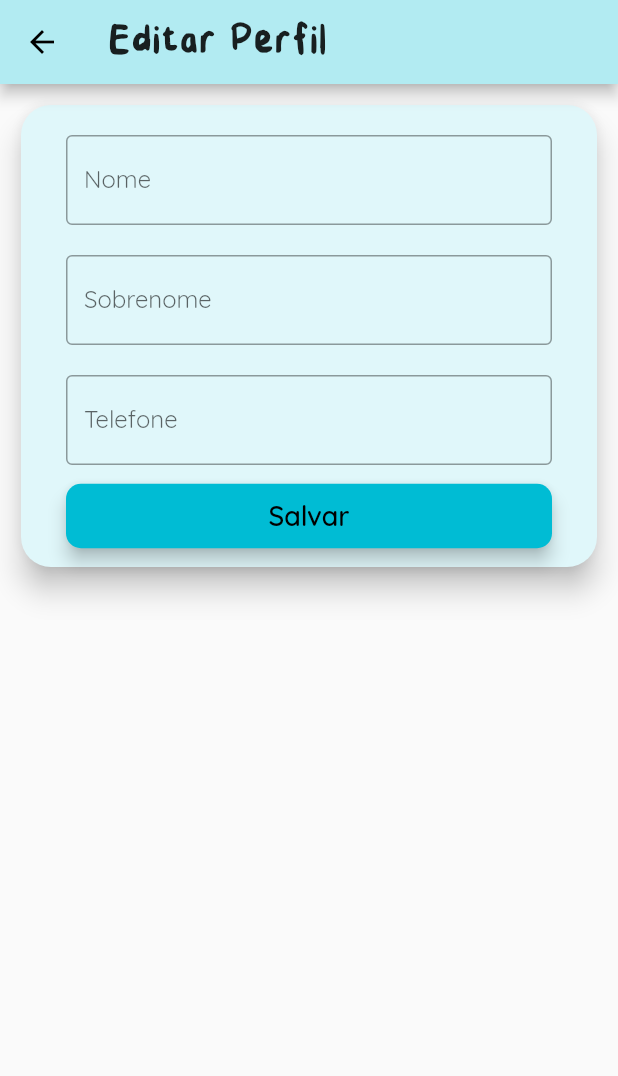
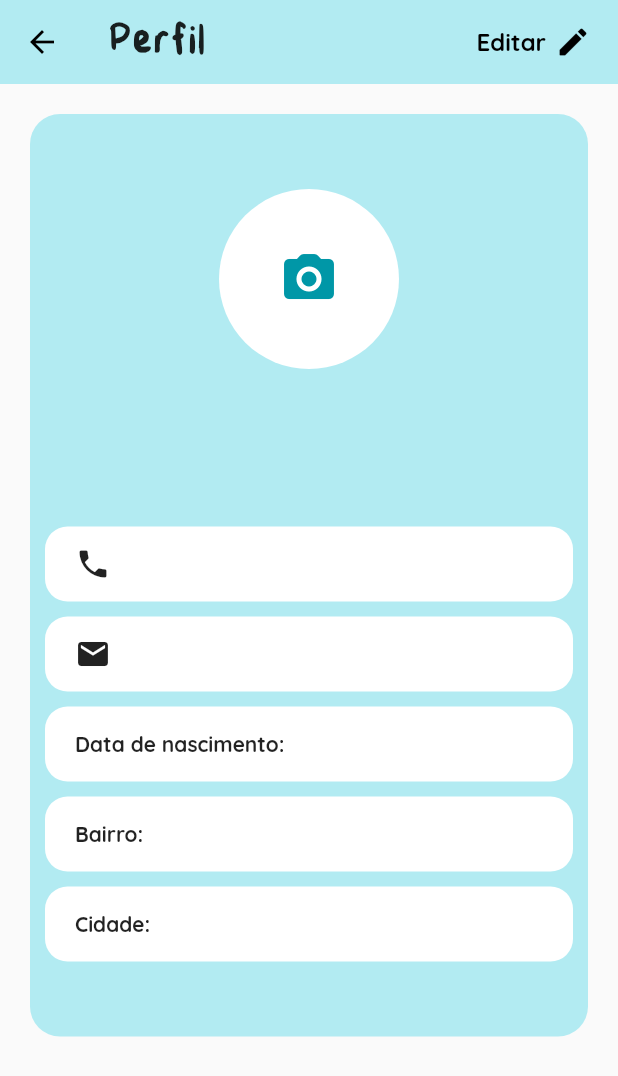
Before and after one commit to dilss/Diet-and-Teeth, a Flutter app: the EditProfilePage screen opened directly, on a phone screen of 412 x 824 dp. Shown: the top 1076 px of the screen. Run offline on Flutter 3.47's test engine with Material 2 defaults, Android fonts, the phone set to English and light mode, and no system bars; our stand-ins replace charts_flutter, cloud_firestore, connectivity, firebase_auth, firebase_core, flare_flutter and 2 more; missing offline and left inert: flutter_rounded_date_picker; accounts and stored records are empty; project files that could hold a hidden picture were left out.

Commit message:
added the profile info page using future buider with nested futures

```diff
--- a/lib/services/api_path.dart
+++ b/lib/services/api_path.dart
@@ -2,5 +2,4 @@ class APIPath {
   static String user(String uid) => 'users/$uid';
   static String diet(String uid, String dietId) => 'users/$uid/diets/$dietId';
   static String diets(String uid) => 'users/$uid/diets';
-  static String userProfile(String uid) => 'users/$uid/userProfile';
 }
--- a/lib/settings_pages/edit_profile_page.dart
+++ /dev/null
@@ -1,88 +0,0 @@
-import 'package:flutter/material.dart';
-
-class EditProfilePage extends StatelessWidget {
-  @override
-  Widget build(BuildContext context) {
-    return Scaffold(
-      appBar: AppBar(
-        title: Text(
-          "Editar Perfil",
-          style: TextStyle(
-            fontSize: 35,
-            fontWeight: FontWeight.bold,
-            fontFamily: 'KidsHandwriting',
-          ),
-        ),
-      ),
-      body: Padding(
-        padding: const EdgeInsets.all(10),
-        child: Card(
-          elevation: 8,
-          color: Colors.cyan.shade50,
-          shape: RoundedRectangleBorder(
-            borderRadius: BorderRadius.circular(20),
-          ),
-          child: SingleChildScrollView(
-            child: Padding(
-              padding: const EdgeInsets.fromLTRB(20, 10, 20, 10),
-              child: Form(
-                child: Column(
-                  crossAxisAlignment: CrossAxisAlignment.stretch,
-                  children: [
-                    Container(
-                      padding: EdgeInsets.all(10),
-                      child: TextFormField(
-                        enabled: true,
-                        decoration: InputDecoration(
-                          border: OutlineInputBorder(),
-                          labelText: 'Nome',
-                        ),
-                      ),
-                    ),
-                    Container(
-                      padding: EdgeInsets.all(10),
-                      child: TextFormField(
-                        enabled: true,
-                        decoration: InputDecoration(
-                          border: OutlineInputBorder(),
-                          labelText: 'Sobrenome',
-                        ),
-                      ),
-                    ),
-                    Container(
-                      padding: EdgeInsets.all(10),
-                      child: TextFormField(
-                        enabled: true,
-                        keyboardType: TextInputType.phone,
-                        decoration: InputDecoration(
-                          border: OutlineInputBorder(),
-                          labelText: 'Telefone',
-                        ),
-                      ),
-                    ),
-                    Padding(
-                      padding: const EdgeInsets.symmetric(horizontal: 10),
-                      child: RaisedButton(
-                        elevation: 5,
-                        onPressed: () {},
-                        child: Padding(
-                          padding: const EdgeInsets.symmetric(vertical: 10),
-                          child: Text(
-                            'Salvar',
-                            style: TextStyle(fontSize: 18),
-                          ),
-                        ),
-                        shape: RoundedRectangleBorder(
-                            borderRadius: BorderRadius.circular(10)),
-                      ),
-                    ),
-                  ],
-                ),
-              ),
-            ),
-          ),
-        ),
-      ),
-    );
-  }
-}
--- a/lib/settings_pages/settings_grid_view.dart
+++ b/lib/settings_pages/settings_grid_view.dart
@@ -1,10 +1,9 @@
 import 'package:diet_and_teeth_app/food_info_pages/grid_item.dart';
 import 'package:diet_and_teeth_app/services/database.dart';
+import 'package:diet_and_teeth_app/settings_pages/colophon_page.dart';
+import 'package:diet_and_teeth_app/user_profile/edit_profile_page.dart';
 import 'package:flutter/material.dart';
 import 'package:provider/provider.dart';
-
-import 'colophon_page.dart';
-import 'edit_profile_page.dart';
 
 class SettingsGridView extends StatelessWidget {
   @override
--- /dev/null
+++ b/lib/user_profile/edit_profile_page.dart
@@ -0,0 +1,116 @@
+import 'package:diet_and_teeth_app/services/auth.dart';
+import 'package:diet_and_teeth_app/services/database.dart';
+import 'package:diet_and_teeth_app/user_profile/profile_info_widget.dart';
+import 'package:diet_and_teeth_app/user_profile/user_profile_model.dart';
+import 'package:firebase_auth/firebase_auth.dart';
+import 'package:flutter/material.dart';
+import 'package:provider/provider.dart';
+
+class EditProfilePage extends StatelessWidget {
+  Future<void> settupUserProfile(BuildContext context,
+      {Database database, User user}) async {
+    try {
+      final exits = await database.userAlreadyCreated();
+      if (!exits) {
+        await database.storeUserData(user: user);
+      }
+    } catch (e) {
+      print(
+          "==================Error setting up the user profile ============================");
+      print(e);
+    }
+  }
+
+  @override
+  Widget build(BuildContext context) {
+    final _database = Provider.of<Database>(context, listen: false);
+    final _user = Provider.of<AuthBase>(context, listen: false).currentUser;
+    settupUserProfile(context, database: _database, user: _user);
+    return Scaffold(
+      appBar: AppBar(
+        elevation: 0,
+        title: Text(
+          "Perfil",
+          style: TextStyle(
+            fontSize: 35,
+            fontWeight: FontWeight.bold,
+            fontFamily: 'KidsHandwriting',
+          ),
+        ),
+        actions: [
+          Padding(
+            padding: const EdgeInsets.all(2.0),
+            child: FlatButton(
+              splashColor: Theme.of(context).primaryColor,
+              child: Row(
+                mainAxisAlignment: MainAxisAlignment.start,
+                children: [
+                  Text(
+                    'Editar',
+                    style: TextStyle(
+                      color: Colors.black,
+                      fontWeight: FontWeight.bold,
+                      fontSize: 16,
+                    ),
+                  ),
+                  SizedBox(
+                    width: 6,
+                  ),
+                  Icon(
+                    Icons.edit_rounded,
+                    color: Colors.black,
+                  ),
+                ],
+              ),
+              onPressed: () => showDialog(
+                context: context,
+                child: Container(),
+              ),
+            ),
+          ),
+        ],
+      ),
+      body: FutureBuilder<UserProfileModel>(
+          // Here we'll wait for the two futures to resolve before building our widget
+          future: settupUserProfile(context, database: _database, user: _user)
+              .then((_) => _database.getUserProfile()),
+          builder: (context, snapshot) {
+            if (snapshot.hasError) {
+              return Center(
+                child: Padding(
+                  padding: const EdgeInsets.symmetric(horizontal: 20),
+                  child: Text(snapshot.error.toString()),
+                ),
+              );
+            }
+            switch (snapshot.connectionState) {
+              case ConnectionState.done:
+                return ProfileInfoWidget(model: snapshot.data);
+                break;
+              case ConnectionState.active:
+              case ConnectionState.waiting:
+                return Center(
+                  child: CircularProgressIndicator(),
+                );
+                break;
+              case ConnectionState.none:
+                return Center(
+                  child: Column(
+                    mainAxisSize: MainAxisSize.min,
+                    mainAxisAlignment: MainAxisAlignment.center,
+                    crossAxisAlignment: CrossAxisAlignment.center,
+                    children: [
+                      Icon(Icons.sentiment_neutral),
+                      Text("Aguardando conexão..."),
+                    ],
+                  ),
+                );
+                break;
+              default:
+                return Container();
+                break;
+            }
+          }),
+    );
+  }
+}
--- /dev/null
+++ b/lib/user_profile/profile_info_widget.dart
@@ -0,0 +1,168 @@
+import 'package:diet_and_teeth_app/user_profile/user_profile_model.dart';
+import 'package:flutter/material.dart';
+
+class ProfileInfoWidget extends StatelessWidget {
+  final UserProfileModel model;
+  const ProfileInfoWidget({Key key, this.model}) : super(key: key);
+
+  @override
+  Widget build(BuildContext context) {
+    final _color = Theme.of(context).primaryColorLight;
+    return Padding(
+      padding: const EdgeInsets.all(20),
+      child: Container(
+        decoration: BoxDecoration(
+          color: _color,
+          borderRadius: BorderRadius.circular(20),
+        ),
+        child: Padding(
+          padding: const EdgeInsets.symmetric(horizontal: 10, vertical: 50),
+          child: SingleChildScrollView(
+            child: Column(
+              children: [
+                CircleAvatar(
+                  radius: 60,
+                  backgroundColor: Colors.white,
+                  child: Icon(
+                    Icons.camera_alt_rounded,
+                    size: 40,
+                  ),
+                ),
+                SizedBox(
+                  height: 50,
+                ),
+                Text(
+                  "${model.name} ${model.surname}",
+                  style: TextStyle(
+                    fontSize: 30,
+                    fontWeight: FontWeight.bold,
+                    fontFamily: 'KidsHandwriting',
+                  ),
+                ),
+                SizedBox(
+                  height: 30,
+                ),
+                Container(
+                  height: 50,
+                  decoration: BoxDecoration(
+                    color: Colors.white,
+                    borderRadius: BorderRadius.circular(15),
+                  ),
+                  child: Row(
+                    children: [
+                      SizedBox(
+                        width: 20,
+                      ),
+                      Icon(Icons.phone),
+                      SizedBox(
+                        width: 20,
+                      ),
+                      Text(model.cellPhone),
+                    ],
+                  ),
+                ),
+                SizedBox(
+                  height: 10,
+                ),
+                Container(
+                  height: 50,
+                  decoration: BoxDecoration(
+                    color: Colors.white,
+                    borderRadius: BorderRadius.circular(15),
+                  ),
+                  child: Row(
+                    children: [
+                      SizedBox(
+                        width: 20,
+                      ),
+                      Icon(Icons.email),
+                      SizedBox(
+                        width: 20,
+                      ),
+                      Text(model.email),
+                    ],
+                  ),
+                ),
+                SizedBox(
+                  height: 10,
+                ),
+                Container(
+                  height: 50,
+                  decoration: BoxDecoration(
+                    color: Colors.white,
+                    borderRadius: BorderRadius.circular(15),
+                  ),
+                  child: Row(
+                    children: [
+                      SizedBox(
+                        width: 20,
+                      ),
+                      Text(
+                        'Data de nascimento:',
+                        style: TextStyle(fontWeight: FontWeight.bold),
+                      ),
+                      SizedBox(
+                        width: 10,
+                      ),
+                      Text(model.dateOfBirth),
+                    ],
+                  ),
+                ),
+                SizedBox(
+                  height: 10,
+                ),
+                Container(
+                  height: 50,
+                  decoration: BoxDecoration(
+                    color: Colors.white,
+                    borderRadius: BorderRadius.circular(15),
+                  ),
+                  child: Row(
+                    children: [
+                      SizedBox(
+                        width: 20,
+                      ),
+                      Text(
+                        'Bairro:',
+                        style: TextStyle(fontWeight: FontWeight.bold),
+                      ),
+                      SizedBox(
+                        width: 20,
+                      ),
+                      Text(model.district),
+                    ],
+                  ),
+                ),
+                SizedBox(
+                  height: 10,
+                ),
+                Container(
+                  height: 50,
+                  decoration: BoxDecoration(
+                    color: Colors.white,
+                    borderRadius: BorderRadius.circular(15),
+                  ),
+                  child: Row(
+                    children: [
+                      SizedBox(
+                        width: 20,
+                      ),
+                      Text(
+                        'Cidade:',
+                        style: TextStyle(fontWeight: FontWeight.bold),
+                      ),
+                      SizedBox(
+                        width: 20,
+                      ),
+                      Text(model.city),
+                    ],
+                  ),
+                ),
+              ],
+            ),
+          ),
+        ),
+      ),
+    );
+  }
+}
--- a/lib/user_profile/user_profile_model.dart
+++ b/lib/user_profile/user_profile_model.dart
@@ -4,62 +4,50 @@ class UserProfileModel {
   final String name;
   final String surname;
   final String cellPhone;
-  final String zipCode;
-  final String address;
-  final int number;
+  final String email;
+  final String dateOfBirth;
   final String district;
   final String city;
   final String state;
   final String country;
-  final bool isLoading;
-  final bool submitted;
-  final ProfileFormType formType;
+  final String pictureUrl;
 
   UserProfileModel({
-    this.name = '',
-    this.surname = '',
-    this.cellPhone = '',
-    this.zipCode = '',
-    this.address = '',
-    this.number = 0,
-    this.district = '',
-    this.city = '',
-    this.state = '',
-    this.country = '',
-    this.isLoading = false,
-    this.submitted = false,
-    this.formType = ProfileFormType.showInfo,
+    this.name = 'Nome',
+    this.surname = 'Sobrenome',
+    this.cellPhone = '+99 99 99999 9999',
+    this.email = ' ',
+    this.dateOfBirth = '00/00/0000',
+    this.district = 'Seu bairro',
+    this.city = 'Sua cidade',
+    this.state = 'Estado',
+    this.country = 'País',
+    this.pictureUrl = ' ',
   });
 
   UserProfileModel copyWith({
     String name,
     String surname,
     String cellPhone,
-    String zipCode,
-    String address,
-    int number,
+    String email,
+    String dateOfBirth,
     String district,
     String city,
     String state,
     String country,
-    bool isLoading,
-    bool submitted,
-    ProfileFormType formType,
+    String pictureUrl,
   }) {
     return UserProfileModel(
       name: name ?? this.name,
       surname: surname ?? this.surname,
       cellPhone: cellPhone ?? this.cellPhone,
-      zipCode: zipCode ?? this.zipCode,
-      address: address ?? this.address,
-      number: number ?? this.number,
+      email: email ?? this.email,
+      dateOfBirth: dateOfBirth ?? this.dateOfBirth,
       district: district ?? this.district,
       city: city ?? this.city,
       state: state ?? this.state,
       country: country ?? this.country,
-      isLoading: isLoading ?? this.isLoading,
-      submitted: submitted ?? this.submitted,
-      formType: formType ?? this.formType,
+      pictureUrl: pictureUrl ?? this.pictureUrl,
     );
   }
 
@@ -68,16 +56,13 @@ class UserProfileModel {
       'name': name,
       'surname': surname,
       'cellPhone': cellPhone,
-      'zipCode': zipCode,
-      'address': address,
-      'number': number,
-      'distric': district,
+      'email': email,
+      'dateOfBirth': dateOfBirth,
+      'district': district,
       'city': city,
       'state': state,
       'country': country,
-      'isLoading': isLoading,
-      'submitted': submitted,
-      'formType': formType,
+      'pictureUrl': pictureUrl,
     };
   }
 
@@ -86,19 +71,13 @@ class UserProfileModel {
       name: json['name'],
       surname: json['surname'],
       cellPhone: json['cellPhone'],
-      zipCode: json['zipCode'],
-      address: json['address'],
-      number: json['number'],
+      email: json['email'],
+      dateOfBirth: json['dateOfBirth'],
       district: json['district'],
       city: json['city'],
       state: json['state'],
       country: json['country'],
-      isLoading: json['isLoading'],
-      submitted: json['submitted'],
-      formType: json['formType'],
+      pictureUrl: json['pictureUrl'],
     );
   }
-  String get buttonText {
-    return formType == ProfileFormType.showInfo ? 'Editar' : 'Salvar';
-  }
 }
```
Also changed, not shown: lib/services/database.dart (+30 -15 lines), lib/user_profile/user_profile_bloc.dart (deleted, +0 -97 lines), lib/user_profile/user_profile_edit_form.dart (added, +65 -0 lines), lib/user_profile/user_profile_methods.dart (added, +13 -0 lines).
